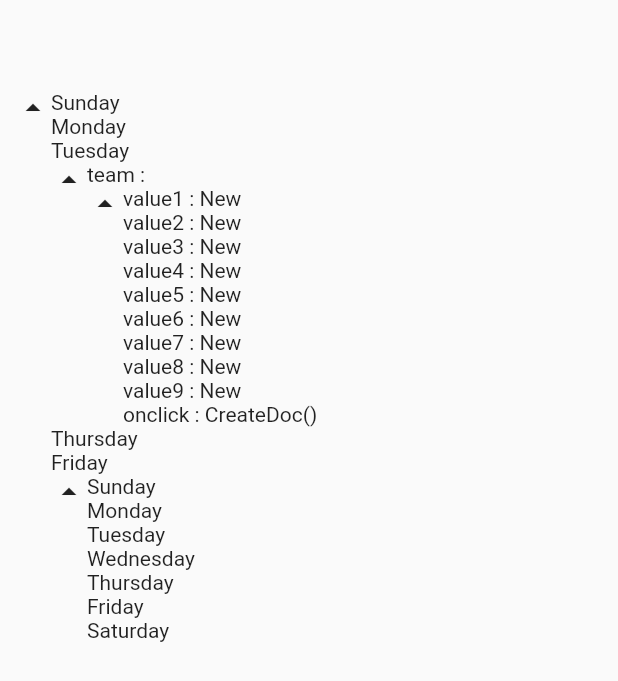
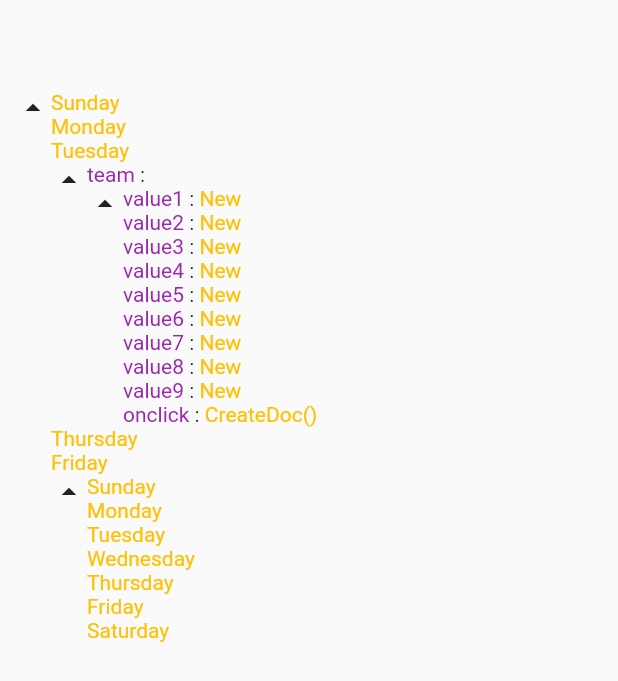
Before and after one commit to Frezyx/flutter_json_view, a Flutter app: the screen it shows after launch, on a phone screen of 412 x 824 dp. Shown: the top 681 px of the screen. Run offline on Flutter 3.47's test engine with Material 2 defaults, Android fonts, the phone set to English and light mode, and no system bars.

Commit message:
Create JsonViewTheme and initital imlementation

```diff
--- a/example/lib/main.dart
+++ b/example/lib/main.dart
@@ -42,6 +42,20 @@ class Home extends StatelessWidget {
           //         50 +
           //     '{"employees":[{"name":"Shyam", "email":"shyamjaiswal@gmail.com"},{"name":"Bob", "email":"bob32@gmail.com"},{"name":"Jai", "email":"jai87@gmail.com"}]}' +
           //     close,
+          theme: JsonViewTheme(
+            stringStyle: TextStyle(
+              color: Colors.amber,
+            ),
+            boolStyle: TextStyle(
+              color: Colors.red,
+            ),
+            intStyle: TextStyle(
+              color: Colors.green,
+            ),
+            doubleStyle: TextStyle(
+              color: Colors.purple,
+            ),
+          ),
         ),
       ),
     );
--- a/lib/src/builders/asset_json_view_builder.dart
+++ b/lib/src/builders/asset_json_view_builder.dart
@@ -8,7 +8,7 @@ class AssetJsonViewBuilder implements JsonViewBuilder {
   AssetJsonViewBuilder(String path, {JsonViewTheme? jsonViewTheme})
       : _commonBuilder = CommonJsonViewBuilder(
           AssetLoader.getAssetJson(path),
-          jsonViewTheme: jsonViewTheme,
+          jsonViewTheme: jsonViewTheme ?? JsonViewTheme(),
         );
 
   final JsonViewBuilder _commonBuilder;
--- a/lib/src/builders/common_json_view_builder.dart
+++ b/lib/src/builders/common_json_view_builder.dart
@@ -6,8 +6,8 @@ import 'builders.dart';
 import 'primitive_builders/primitive_builder.dart';
 
 class CommonJsonViewBuilder implements JsonViewBuilder {
-  CommonJsonViewBuilder(this.jsonObj, {JsonViewTheme? jsonViewTheme})
-      : _jsonViewTheme = jsonViewTheme ?? JsonViewTheme();
+  CommonJsonViewBuilder(this.jsonObj, {required JsonViewTheme jsonViewTheme})
+      : _jsonViewTheme = jsonViewTheme;
 
   final dynamic jsonObj;
   final JsonViewTheme _jsonViewTheme;
--- a/lib/src/builders/primitive_builders/list_builder.dart
+++ b/lib/src/builders/primitive_builders/list_builder.dart
@@ -28,7 +28,9 @@ class _JsonListBuilderState extends State<JsonListBuilder> {
       children: [
         GestureDetector(
           onTap: () => setState(() => isOpened = !isOpened),
-          child: Icon(isOpened ? Icons.arrow_drop_up : Icons.arrow_drop_down),
+          child: isOpened
+              ? widget.jsonViewTheme.closeIcon
+              : widget.jsonViewTheme.openIcon,
         ),
         _buildItem(items),
       ],
@@ -39,6 +41,7 @@ class _JsonListBuilderState extends State<JsonListBuilder> {
     if (!isOpened) {
       return ClosedJsonObjectItem(
         isList: true,
+        jsonViewTheme: widget.jsonViewTheme,
         count: widget.jsonObj.length,
         type: Typer.getType(widget.jsonObj.first),
       );
--- a/lib/src/builders/primitive_builders/map_builder.dart
+++ b/lib/src/builders/primitive_builders/map_builder.dart
@@ -26,7 +26,9 @@ class _JsonMapBuilderState extends State<JsonMapBuilder> {
       children: [
         GestureDetector(
           onTap: () => setState(() => isOpened = !isOpened),
-          child: Icon(isOpened ? Icons.arrow_drop_up : Icons.arrow_drop_down),
+          child: isOpened
+              ? widget.jsonViewTheme.closeIcon
+              : widget.jsonViewTheme.openIcon,
         ),
         _buidItem(),
       ],
@@ -35,8 +37,9 @@ class _JsonMapBuilderState extends State<JsonMapBuilder> {
 
   Widget _buidItem() {
     if (!isOpened) {
-      return const ClosedJsonObjectItem(
+      return ClosedJsonObjectItem(
         isList: false,
+        jsonViewTheme: widget.jsonViewTheme,
         type: 'Object',
       );
     }
--- a/lib/src/builders/primitive_builders/primitive_builder.dart
+++ b/lib/src/builders/primitive_builders/primitive_builder.dart
@@ -18,24 +18,24 @@ class PrimitiveBuilder extends StatelessWidget {
     if (jsonObj is int) {
       return PrimitiveJsonItem(
         jsonObj: jsonObj,
+        textStyle: _jsonViewTheme.intStyle,
       );
     } else if (jsonObj is double) {
       return PrimitiveJsonItem(
         jsonObj: jsonObj,
+        textStyle: _jsonViewTheme.doubleStyle,
       );
     } else if (jsonObj is String) {
       return PrimitiveJsonItem(
         jsonObj: jsonObj,
+        textStyle: _jsonViewTheme.stringStyle,
       );
     } else if (jsonObj is bool) {
       return PrimitiveJsonItem(
         jsonObj: jsonObj,
+        textStyle: _jsonViewTheme.boolStyle,
       );
     }
-    return Container(
-      color: Colors.red,
-      width: 100,
-      height: 100,
-    );
+    return _jsonViewTheme.errorWidget;
   }
 }
--- a/lib/src/builders/string_json_view_builder.dart
+++ b/lib/src/builders/string_json_view_builder.dart
@@ -8,7 +8,7 @@ class StringJsonViewBuilder implements JsonViewBuilder {
   StringJsonViewBuilder(this.jsonString, {JsonViewTheme? jsonViewTheme})
       : _commonBuilder = CommonJsonViewBuilder(
           JsonConverter.jsonStringToObject(jsonString),
-          jsonViewTheme: jsonViewTheme,
+          jsonViewTheme: jsonViewTheme ?? JsonViewTheme(),
         );
 
   final String jsonString;
--- a/lib/src/json_view.dart
+++ b/lib/src/json_view.dart
@@ -1,17 +1,26 @@
 import 'package:flutter/material.dart';
 import 'package:json_view/src/builders/builders.dart';
+import 'package:json_view/src/theme/json_view_theme.dart';
 
 class JsonView extends StatefulWidget {
   JsonView.string(
     String jsonString, {
     Key? key,
-  })  : _builder = StringJsonViewBuilder(jsonString),
+    JsonViewTheme? theme,
+  })  : _builder = StringJsonViewBuilder(
+          jsonString,
+          jsonViewTheme: theme,
+        ),
         super(key: key);
 
   JsonView.asset(
     String path, {
     Key? key,
-  })  : _builder = AssetJsonViewBuilder(path),
+    JsonViewTheme? theme,
+  })  : _builder = AssetJsonViewBuilder(
+          path,
+          jsonViewTheme: theme,
+        ),
         super(key: key);
 
   final JsonViewBuilder _builder;
--- a/lib/src/src.dart
+++ b/lib/src/src.dart
@@ -1 +1,2 @@
 export 'package:json_view/src/json_view.dart';
+export 'theme/theme.dart';
--- a/lib/src/theme/json_view_theme.dart
+++ b/lib/src/theme/json_view_theme.dart
@@ -1 +1,25 @@
-class JsonViewTheme {}
+import 'package:flutter/material.dart';
+
+class JsonViewTheme {
+  const JsonViewTheme({
+    this.keyStyle = const TextStyle(color: Colors.purple),
+    this.doubleStyle = const TextStyle(color: Colors.blue),
+    this.intStyle = const TextStyle(),
+    this.boolStyle = const TextStyle(),
+    this.stringStyle = const TextStyle(),
+    this.closeIcon = const Icon(Icons.arrow_drop_up),
+    this.openIcon = const Icon(Icons.arrow_drop_down),
+    this.errorWidget = const Text('error'),
+    this.seporator = const Text(' : '),
+  });
+
+  final TextStyle keyStyle;
+  final TextStyle doubleStyle;
+  final TextStyle intStyle;
+  final TextStyle boolStyle;
+  final TextStyle stringStyle;
+  final Widget closeIcon;
+  final Widget openIcon;
+  final Widget errorWidget;
+  final Widget seporator;
+}
--- /dev/null
+++ b/lib/src/theme/theme.dart
@@ -0,0 +1 @@
+export 'json_view_theme.dart';
--- a/lib/src/widgets/json_closed_ui_item.dart
+++ b/lib/src/widgets/json_closed_ui_item.dart
@@ -1,10 +1,12 @@
 import 'package:flutter/material.dart';
+import 'package:json_view/src/theme/json_view_theme.dart';
 
 class ClosedJsonObjectItem extends StatelessWidget {
   const ClosedJsonObjectItem({
     Key? key,
     this.keyName,
     required this.isList,
+    required this.jsonViewTheme,
     this.type,
     this.count,
   })  : assert(!isList || (isList && type != null && count != null)),
@@ -14,16 +16,29 @@ class ClosedJsonObjectItem extends StatelessWidget {
   final String? keyName;
   final String? type;
   final int? count;
+  final JsonViewTheme jsonViewTheme;
 
   @override
   Widget build(BuildContext context) {
     return Row(
       crossAxisAlignment: CrossAxisAlignment.start,
       children: [
-        if (keyName != null) Text(keyName ?? ''),
-        if (keyName != null) Text(':'),
-        if (isList) Text('Array<$type>[${count ?? 0}]'),
-        if (!isList) Text('Object'),
+        if (keyName != null)
+          Text(
+            keyName ?? '',
+            style: jsonViewTheme.keyStyle,
+          ),
+        if (keyName != null) jsonViewTheme.seporator,
+        if (isList)
+          Text(
+            'Array<$type>[${count ?? 0}]',
+            style: jsonViewTheme.keyStyle,
+          ),
+        if (!isList)
+          Text(
+            'Object',
+            style: jsonViewTheme.keyStyle,
+          ),
       ],
     );
   }
--- a/lib/src/widgets/json_ui_item.dart
+++ b/lib/src/widgets/json_ui_item.dart
@@ -24,12 +24,27 @@ class JsonItem extends StatelessWidget {
     if (valueWidget is JsonMapBuilder) {
       return Column(
         crossAxisAlignment: CrossAxisAlignment.start,
-        children: [Text('${entry.key} :'), valueWidget],
+        children: [
+          Row(
+            children: [
+              Text(entry.key, style: jsonViewTheme.keyStyle),
+              jsonViewTheme.seporator,
+            ],
+          ),
+          valueWidget
+        ],
       );
     }
     return Row(
       crossAxisAlignment: CrossAxisAlignment.start,
-      children: [Text(entry.key), const Text(' : '), valueWidget],
+      children: [
+        Text(
+          entry.key,
+          style: jsonViewTheme.keyStyle,
+        ),
+        jsonViewTheme.seporator,
+        valueWidget
+      ],
     );
   }
 }
--- a/lib/src/widgets/json_ui_primitive_item.dart
+++ b/lib/src/widgets/json_ui_primitive_item.dart
@@ -4,18 +4,21 @@ class PrimitiveJsonItem extends StatelessWidget {
   const PrimitiveJsonItem({
     Key? key,
     required this.jsonObj,
+    required this.textStyle,
   }) : super(key: key);
 
   final dynamic jsonObj;
+  final TextStyle textStyle;
 
   @override
   Widget build(BuildContext context) {
     return Row(
       crossAxisAlignment: CrossAxisAlignment.start,
       children: [
-        Text('$jsonObj'),
-        // const SizedBox(width: 10),
-        // Text('${jsonObj.runtimeType}'),
+        Text(
+          '$jsonObj',
+          style: textStyle,
+        ),
       ],
     );
   }
```
Also changed, not shown: pubspec.yaml (+33 -36 lines).
